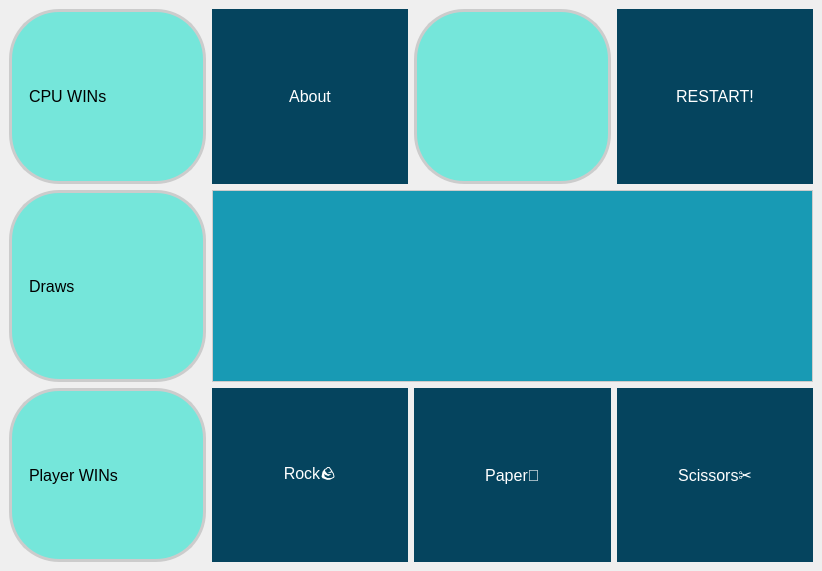
Amirreza1h1/Pylearn, file GUI (Qt)/Assignment 19/rock paper scissors/main.ui: the form before one commit.
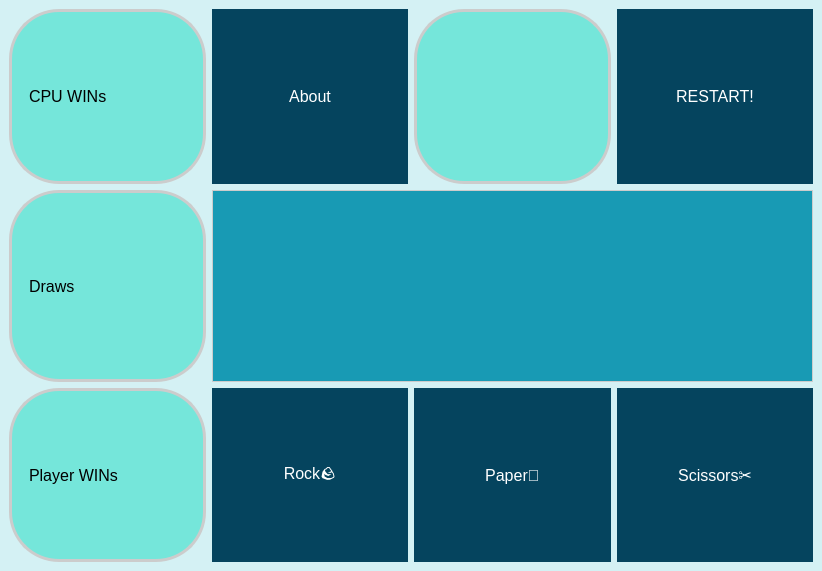
The form after the commit.

The edit to the form file:
```diff
--- a/GUI (Qt)/Assignment 19/rock paper scissors/main.ui
+++ b/GUI (Qt)/Assignment 19/rock paper scissors/main.ui
@@ -25,7 +25,7 @@
    <string>MainWindow</string>
   </property>
   <property name="styleSheet">
-   <string notr="true">MainWindow {
+   <string notr="true">QMainWindow {
     background-color: #d4f1f4;
 }
 
@@ -43,7 +43,6 @@
     border: none;
     padding: 10px 15px;
 	font-size: 16px;
-    cursor: pointer;
 }
 
 QPushButton:hover {
```
Left out of the diff: 2 changed lines with no effect on the pictures.
